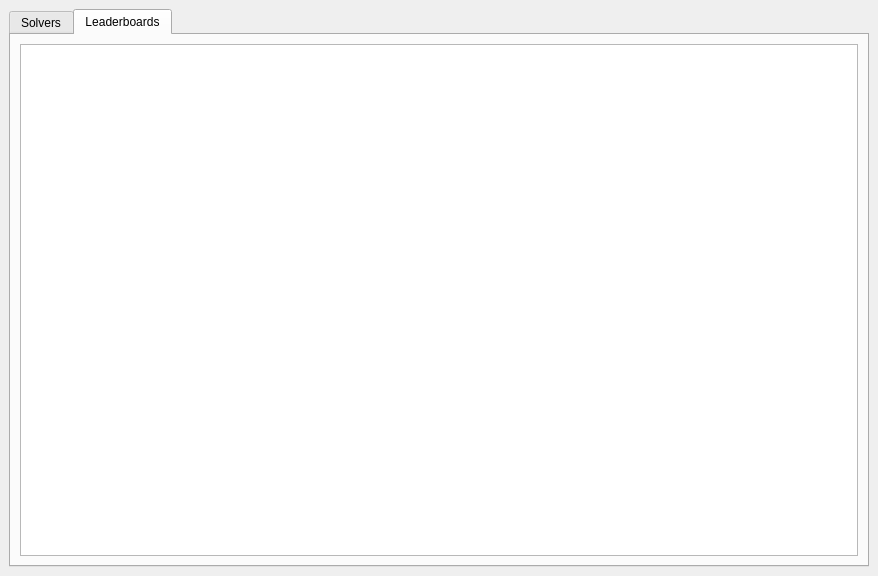
Before: the Qt Designer form mainwindow.ui in aboeuf/AdventOfCode_legacy, drawn with Qt 5.
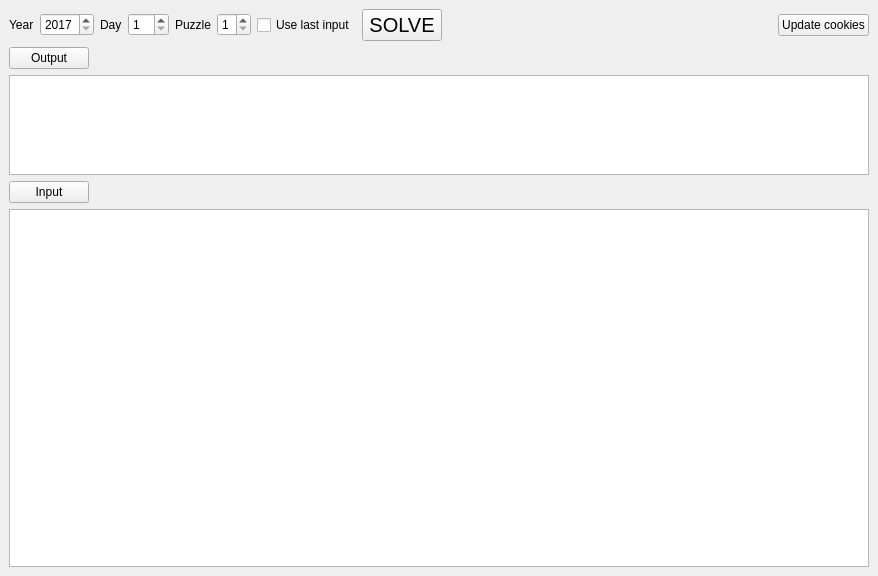
After: the same form once the commit is applied. The open tabs and pages were chosen to show the change.

Commit message: Remove all leaderboard stuffs

What changed in the file:
```diff
--- a/mainwindow.ui
+++ b/mainwindow.ui
@@ -14,16 +14,6 @@
    <string>Advent Of Code</string>
   </property>
   <widget class="QWidget" name="m_central_widget">
-   <layout class="QVBoxLayout" name="verticalLayout_3">
-    <item>
-     <widget class="QTabWidget" name="m_tab_widget">
-      <property name="currentIndex">
-       <number>0</number>
-      </property>
-      <widget class="QWidget" name="m_tab_solvers">
-       <attribute name="title">
-        <string>Solvers</string>
-       </attribute>
        <layout class="QVBoxLayout" name="verticalLayout">
         <item>
          <layout class="QHBoxLayout" name="m_horizontal_layout">
@@ -151,20 +141,6 @@
           <property name="readOnly">
            <bool>true</bool>
           </property>
-         </widget>
-        </item>
-       </layout>
-      </widget>
-      <widget class="QWidget" name="m_tab_leaderboards">
-       <attribute name="title">
-        <string>Leaderboards</string>
-       </attribute>
-       <layout class="QVBoxLayout" name="verticalLayout_2">
-        <item>
-         <widget class="QPlainTextEdit" name="plainTextEdit"/>
-        </item>
-       </layout>
-      </widget>
      </widget>
     </item>
    </layout>
```
Lines whose indentation alone changed are shown as unchanged. The commit also changes 3 other files.
